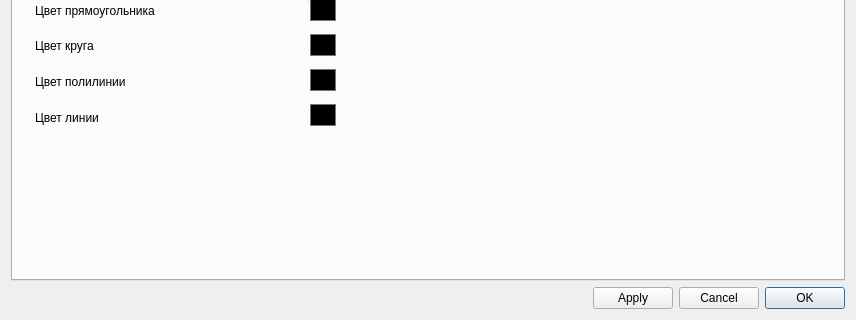
First picture: the form in src/qlabelme/widgets/settings.ui, repository mariekarelina/QLabelMe, before the edit; both pictures show x 0 to 856 and y 196 to 516 of the 856 by 516 pixel window.
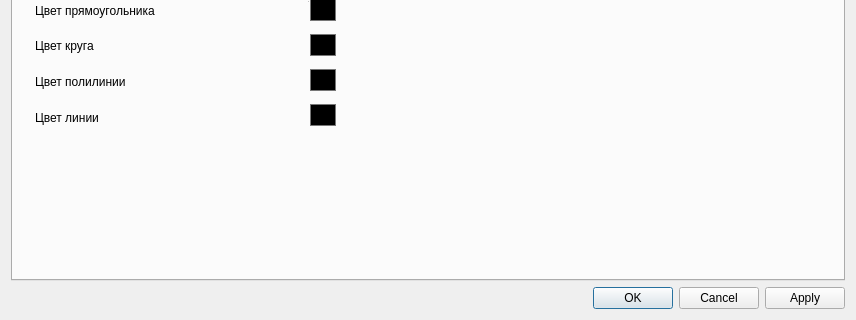
Second picture: the form after the edit.

Commit message: Сделана ui-форма для select_class

Diff of the .ui file:
```diff
--- a/src/qlabelme/widgets/settings.ui
+++ b/src/qlabelme/widgets/settings.ui
@@ -476,6 +476,21 @@
     </widget>
    </item>
    <item>
+    <layout class="QHBoxLayout" name="horizontalLayout_2">
+     <item>
+      <spacer name="horizontalSpacer">
+       <property name="orientation">
+        <enum>Qt::Horizontal</enum>
+       </property>
+       <property name="sizeHint" stdset="0">
+        <size>
+         <width>40</width>
+         <height>20</height>
+        </size>
+       </property>
+      </spacer>
+     </item>
+     <item>
     <widget class="QDialogButtonBox" name="buttonBox">
      <property name="sizePolicy">
       <sizepolicy hsizetype="Fixed" vsizetype="Fixed">
@@ -484,7 +499,7 @@
       </sizepolicy>
      </property>
      <property name="layoutDirection">
-      <enum>Qt::RightToLeft</enum>
+        <enum>Qt::LeftToRight</enum>
      </property>
      <property name="orientation">
       <enum>Qt::Horizontal</enum>
@@ -498,6 +513,8 @@
     </widget>
    </item>
   </layout>
+   </item>
+  </layout>
  </widget>
  <resources/>
  <connections>
```
Left out of the diff: 38 changed lines with no effect on the pictures. Lines whose indentation alone changed are shown as unchanged. The commit also changes 6 other files.
